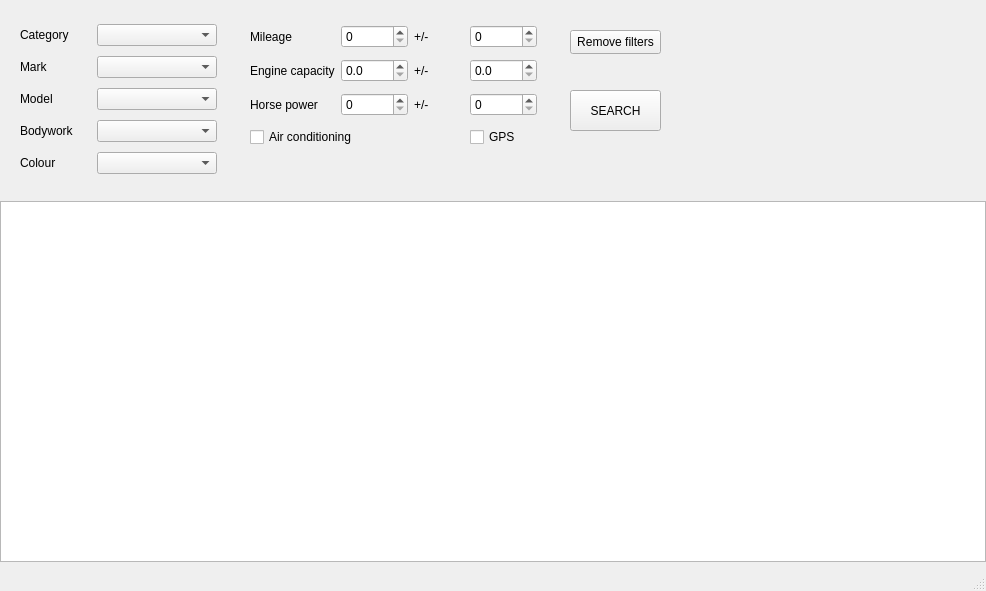
Old version of the form mainwindow.ui in the repository hubert-ant/car-dealer-app.
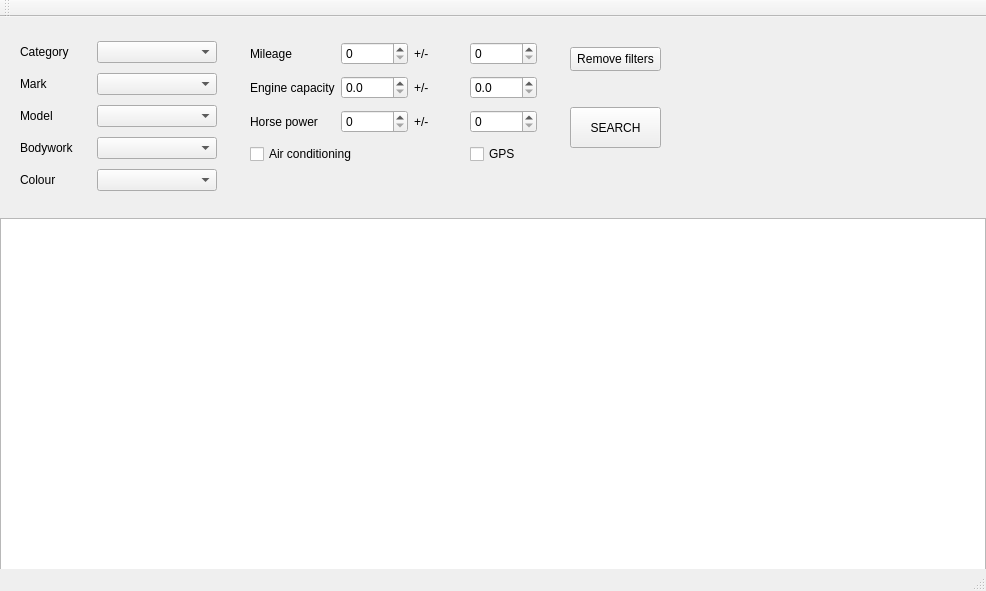
New version of the form.

```diff
--- a/mainwindow.ui
+++ b/mainwindow.ui
@@ -357,6 +357,17 @@
    </property>
   </widget>
   <widget class="QStatusBar" name="statusbar"/>
+  <widget class="QToolBar" name="toolBar">
+   <property name="windowTitle">
+    <string>toolBar</string>
+   </property>
+   <attribute name="toolBarArea">
+    <enum>TopToolBarArea</enum>
+   </attribute>
+   <attribute name="toolBarBreak">
+    <bool>false</bool>
+   </attribute>
+  </widget>
  </widget>
  <resources/>
  <connections/>
```
Left out of the diff: 7 changed lines with no effect on the pictures.
